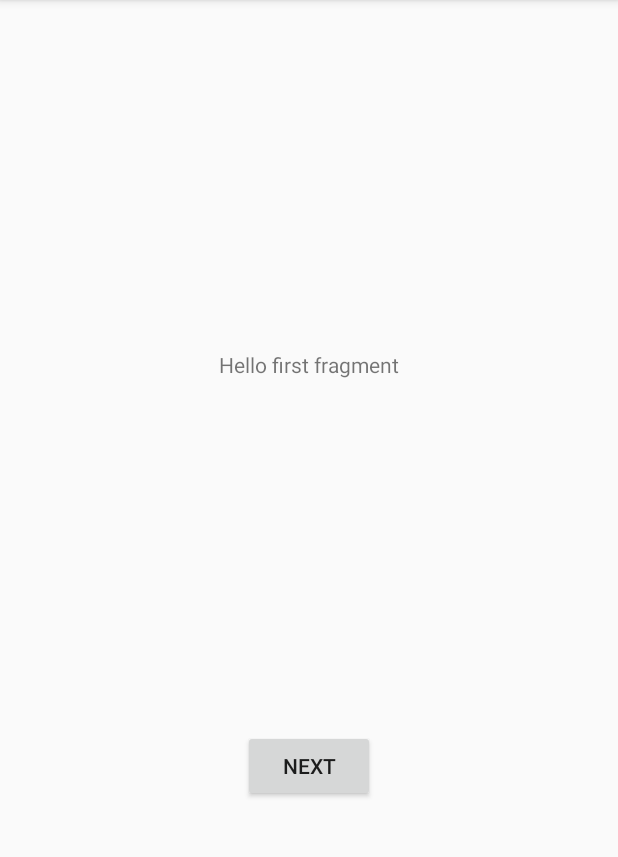
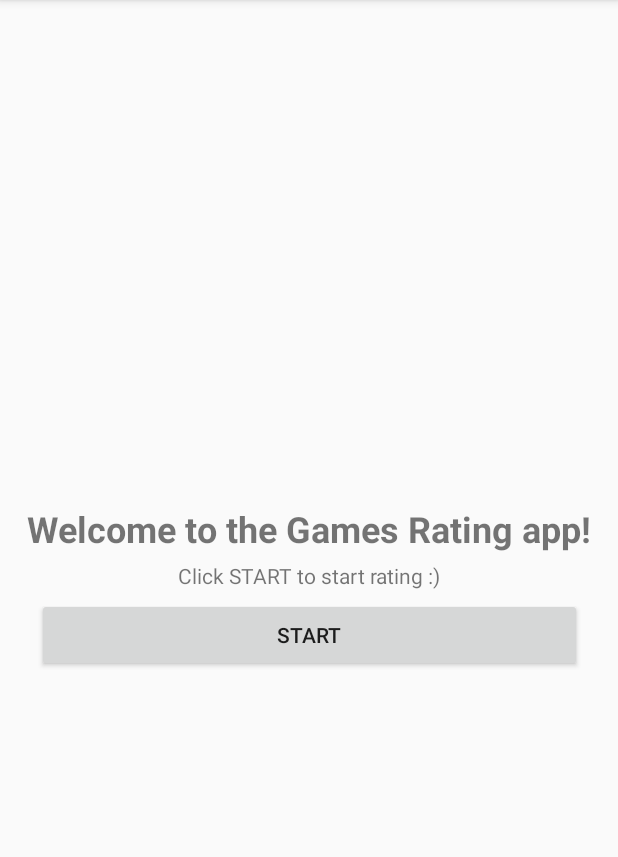
Before and after one commit to KeruFC/MadLevel3Task1, an Android app: the screen it shows after launch (MainActivity), on a phone screen of 412 x 824 dp, the part 84-941 px from its top. Run offline under Robolectric (Android 15) with nearby library versions, the phone set to English and light mode, and no system bars.

Commit message:
Add start fragment style

```diff
--- a/app/src/main/res/layout/fragment_start.xml
+++ b/app/src/main/res/layout/fragment_start.xml
@@ -7,22 +7,41 @@
     tools:context=".StartFragment">
 
     <TextView
-        android:id="@+id/textview_first"
+        android:id="@+id/start_title"
         android:layout_width="wrap_content"
         android:layout_height="wrap_content"
-        android:text="@string/hello_first_fragment"
-        app:layout_constraintBottom_toTopOf="@id/button_first"
+        android:layout_marginTop="16dp"
+        android:text="@string/welcome"
+        android:textSize="24sp"
+        android:textStyle="bold"
+        app:layout_constraintBottom_toTopOf="@+id/start_header"
         app:layout_constraintEnd_toEndOf="parent"
+        app:layout_constraintHorizontal_bias="0.5"
         app:layout_constraintStart_toStartOf="parent"
-        app:layout_constraintTop_toTopOf="parent" />
+        app:layout_constraintTop_toTopOf="parent"
+        app:layout_constraintVertical_chainStyle="packed" />
 
     <Button
         android:id="@+id/button_first"
+        android:layout_width="363dp"
+        android:layout_height="49dp"
+        android:text="@string/start"
+        app:layout_constraintBottom_toBottomOf="parent"
+        app:layout_constraintEnd_toEndOf="parent"
+        app:layout_constraintHorizontal_bias="0.5"
+        app:layout_constraintStart_toStartOf="parent"
+        app:layout_constraintTop_toBottomOf="@+id/start_header" />
+
+    <TextView
+        android:id="@+id/start_header"
         android:layout_width="wrap_content"
         android:layout_height="wrap_content"
-        android:text="@string/next"
-        app:layout_constraintBottom_toBottomOf="parent"
+        android:padding="5dp"
+        android:text="@string/click_to_start"
+        app:layout_constraintBottom_toTopOf="@+id/button_first"
         app:layout_constraintEnd_toEndOf="parent"
+        app:layout_constraintHorizontal_bias="0.5"
         app:layout_constraintStart_toStartOf="parent"
-        app:layout_constraintTop_toBottomOf="@id/textview_first" />
+        app:layout_constraintTop_toBottomOf="@+id/start_title" />
+
 </androidx.constraintlayout.widget.ConstraintLayout>
--- a/app/src/main/res/values/strings.xml
+++ b/app/src/main/res/values/strings.xml
@@ -9,4 +9,9 @@
 
     <string name="hello_first_fragment">Hello first fragment</string>
     <string name="hello_second_fragment">Hello second fragment. Arg: %1$s</string>
+
+    <string name="welcome">Welcome to the Games Rating app!</string>
+    <string name="click_to_start">Click START to start rating :)</string>
+    <string name="start">START</string>
+
 </resources>
```
